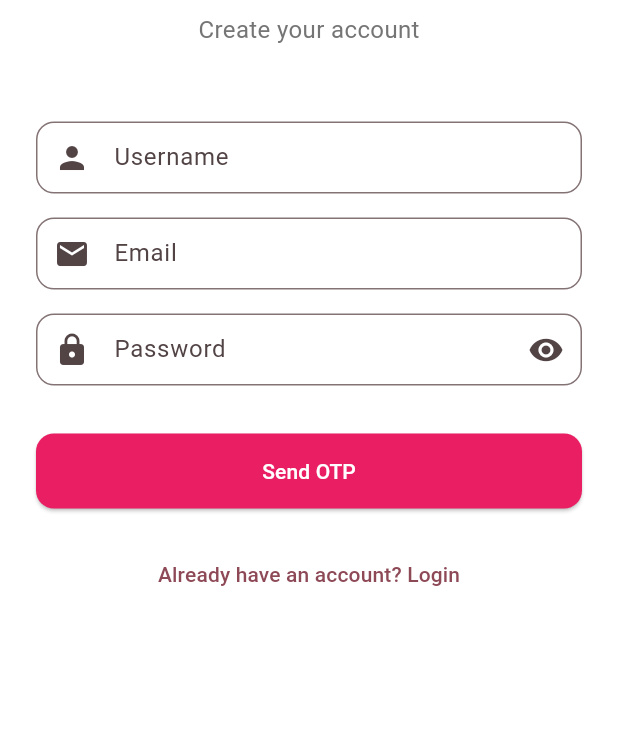
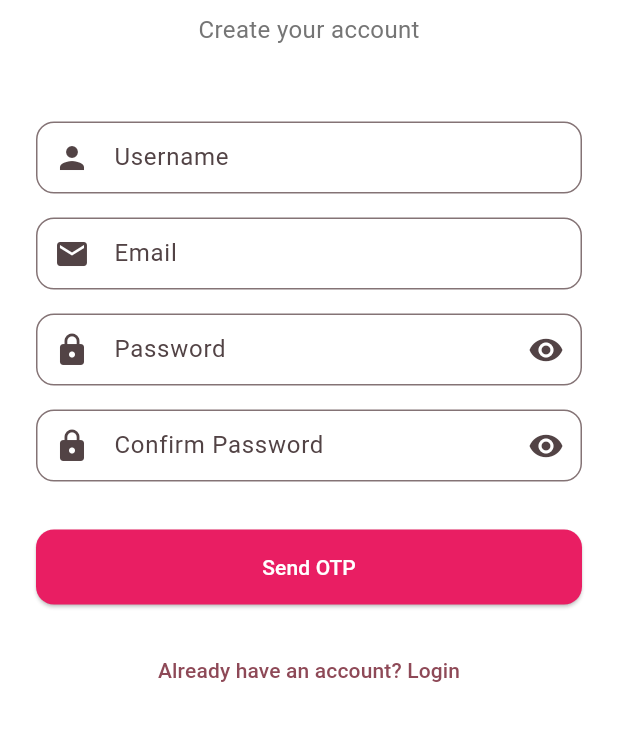
Before and after one commit to AyushSingh4321/SoulSyncFullStack, a Flutter app: the screen it shows after launch, after a tap on "Don't have an account? Sign up", after a tap on "Send OTP", on a phone screen of 412 x 824 dp, the part 330-1071 px from its top. Run offline on Flutter 3.47's test engine with Material 3 defaults, Android fonts, the phone set to English and light mode, and no system bars; our stand-ins replace cached_network_image, flutter_dotenv, get, image_picker, shared_preferences; missing offline and left inert: stomp_dart_client; accounts and stored records are empty.

Commit message:
Confirm password field added in Signup Screen

```diff
--- a/lib/app/modules/auth/controllers/auth_controller.dart
+++ b/lib/app/modules/auth/controllers/auth_controller.dart
@@ -15,6 +15,7 @@ class AuthController extends GetxController {
   // Form controllers
   final emailController = TextEditingController();
   final passwordController = TextEditingController();
+  final confirmPasswordController = TextEditingController();
   final usernameController = TextEditingController();
   final otpController = TextEditingController();
 
@@ -23,6 +24,7 @@ class AuthController extends GetxController {
   final isLogin = true.obs;
   final showOtpField = false.obs;
   final obscurePassword = true.obs;
+  final obscureConfirmPassword = true.obs;
 
   @override
   void onInit() {
@@ -43,6 +45,10 @@ class AuthController extends GetxController {
     obscurePassword.value = !obscurePassword.value;
   }
 
+  void toggleConfirmPasswordVisibility() {
+    obscureConfirmPassword.value = !obscureConfirmPassword.value;
+  }
+
   Future<void> sendOtp() async {
     // if (emailController.text.isEmpty) {
     //   Get.snackbar('Error', 'Please enter email');
@@ -55,6 +61,11 @@ class AuthController extends GetxController {
 
     if (passwordController.text.length < 6) {
       Get.snackbar('Error', 'Password must be at least 6 characters long');
+      return;
+    }
+
+    if(passwordController.text != confirmPasswordController.text) {
+      Get.snackbar('Error', 'Passwords do not match');
       return;
     }
 
@@ -250,6 +261,7 @@ class AuthController extends GetxController {
     emailController.clear();
     passwordController.clear();
     usernameController.clear();
+    confirmPasswordController.clear();
     otpController.clear();
   }
 
@@ -259,6 +271,7 @@ class AuthController extends GetxController {
     passwordController.dispose();
     usernameController.dispose();
     otpController.dispose();
+    confirmPasswordController.dispose();
     super.onClose();
   }
 }
--- a/lib/app/modules/auth/views/auth_view.dart
+++ b/lib/app/modules/auth/views/auth_view.dart
@@ -146,6 +146,43 @@ class AuthView extends GetView<AuthController> {
                               ),
                             ),
 
+                            const SizedBox(height: 16),
+                            // Confirm Password field
+                            if (!controller.isLogin.value) ...[
+                              TextField(
+                                key: const Key('confirmPasswordField'),
+                                controller:
+                                    controller.confirmPasswordController,
+                                enabled:
+                                    !controller
+                                        .showOtpField
+                                        .value, // Disable after OTP
+                                obscureText:
+                                    controller.obscureConfirmPassword.value,
+                                decoration: InputDecoration(
+                                  labelText: 'Confirm Password',
+                                  prefixIcon: const Icon(Icons.lock),
+                                  suffixIcon: IconButton(
+                                    icon: Icon(
+                                      controller.obscureConfirmPassword.value
+                                          ? Icons.visibility
+                                          : Icons.visibility_off,
+                                    ),
+                                    onPressed:
+                                        controller.showOtpField.value
+                                            ? null
+                                            : controller
+                                                .toggleConfirmPasswordVisibility,
+                                  ),
+                                  fillColor:
+                                      controller.showOtpField.value
+                                          ? Colors.grey[200]
+                                          : null,
+                                  filled: controller.showOtpField.value,
+                                ),
+                              ),
+                            ],
+
                             // OTP field (only for signup when OTP is sent)
                             if (!controller.isLogin.value &&
                                 controller.showOtpField.value) ...[
```
Lines whose indentation alone changed are shown as unchanged.
